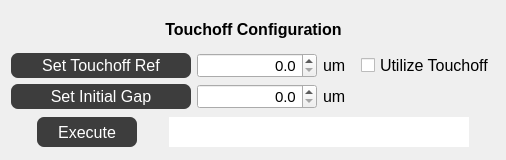
Before: the Qt Designer form src/ECM_gui/galil_dialog/widget_touchoff.ui in dmherrington/ECM-Control-System, drawn with Qt 5.
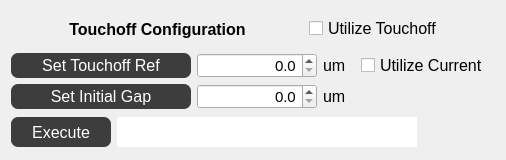
After: the same form once the commit is applied.

The edit to the form file:
```diff
--- a/src/ECM_gui/galil_dialog/widget_touchoff.ui
+++ b/src/ECM_gui/galil_dialog/widget_touchoff.ui
@@ -148,7 +148,7 @@
 width:20px;
 }</string>
   </property>
-  <layout class="QGridLayout" name="gridLayout">
+  <layout class="QGridLayout" name="gridLayout_2">
    <item row="0" column="0" colspan="2">
     <layout class="QHBoxLayout" name="horizontalLayout_11">
      <item>
@@ -218,8 +218,20 @@
      </item>
     </layout>
    </item>
-   <item row="1" column="0" colspan="2">
-    <layout class="QGridLayout" name="gridLayout_12">
+   <item row="0" column="2">
+    <widget class="QCheckBox" name="checkBox_UtilizeTouchoff">
+     <property name="font">
+      <font>
+       <pointsize>12</pointsize>
+      </font>
+     </property>
+     <property name="text">
+      <string>Utilize Touchoff</string>
+     </property>
+    </widget>
+   </item>
+   <item row="1" column="0" colspan="3">
+    <layout class="QGridLayout" name="gridLayout">
      <item row="0" column="0">
       <layout class="QHBoxLayout" name="horizontalLayout_9">
        <item>
@@ -315,18 +327,6 @@
        </item>
       </layout>
      </item>
-     <item row="0" column="1">
-      <widget class="QCheckBox" name="checkBox_UtilizeTouchoff">
-       <property name="font">
-        <font>
-         <pointsize>12</pointsize>
-        </font>
-       </property>
-       <property name="text">
-        <string>Utilize Touchoff</string>
-       </property>
-      </widget>
-     </item>
      <item row="1" column="0">
       <layout class="QHBoxLayout" name="horizontalLayout_10">
        <item>
@@ -415,6 +415,18 @@
        </item>
       </layout>
      </item>
+     <item row="0" column="1">
+      <widget class="QCheckBox" name="checkBox_ReferenceOldPosition">
+       <property name="font">
+        <font>
+         <pointsize>12</pointsize>
+        </font>
+       </property>
+       <property name="text">
+        <string>Utilize Current</string>
+       </property>
+      </widget>
+     </item>
     </layout>
    </item>
    <item row="2" column="0">
@@ -568,7 +580,7 @@
      </item>
     </layout>
    </item>
-   <item row="2" column="1">
+   <item row="2" column="1" colspan="2">
     <widget class="QLineEdit" name="lineEdit_TouchoffCode">
      <property name="sizePolicy">
       <sizepolicy hsizetype="Fixed" vsizetype="Fixed">
```
